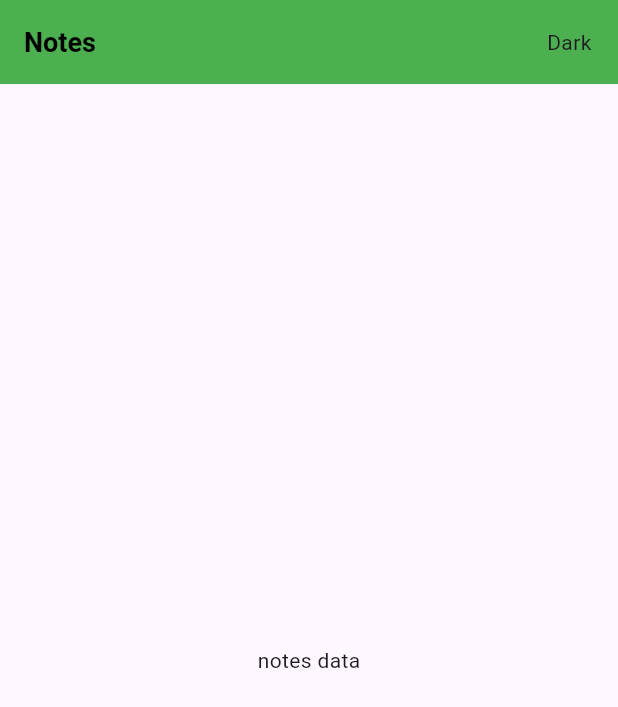
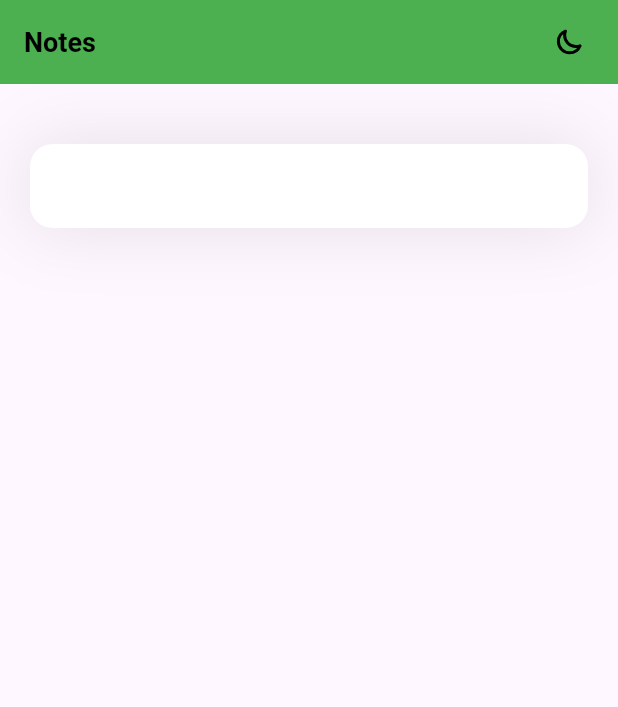
Before and after one commit to sbharth1/Notes, a Flutter app: the screen it shows after launch, on a phone screen of 412 x 824 dp. Shown: the top 707 px of the screen. Run offline on Flutter 3.47's test engine with Material 3 defaults, Android fonts, the phone set to English and light mode, and no system bars; our stand-ins replace flutter_svg.

Commit message:
add dark and light svg

```diff
--- a/lib/pages/Note.dart
+++ b/lib/pages/Note.dart
@@ -1,34 +1,86 @@
 import 'package:flutter/material.dart';
+import 'package:flutter_svg/flutter_svg.dart';
 
-class Note extends StatelessWidget {
+class Note extends StatefulWidget {
   const Note({super.key});
+
+  @override
+  _NoteState createState() => _NoteState();
+}
+
+class _NoteState extends State<Note> {
+  bool isDarkMode = false;
+
+  void toggleTheme() {
+    setState(() {
+      isDarkMode = !isDarkMode;
+    });
+    print(isDarkMode ? "light" : "dark");
+  }
 
   @override
   Widget build(BuildContext context) {
     return Scaffold(
-      appBar: AppBar(
-        title: Text("Notes",
+      appBar: appBar(),
+      body: Column(
+        children: [
+          Container(
+            margin: EdgeInsets.only(top:40,left: 20,right:20),
+            decoration: BoxDecoration(
+              boxShadow: [
+                BoxShadow(
+                  color: Color(0xff1F1617).withOpacity(0.11),
+                  blurRadius: 40,
+                )
+              ]
+            ),
+            child: TextField(
+              decoration: InputDecoration(
+                filled: true,
+                fillColor: Colors.white,
+                border: OutlineInputBorder(
+                borderRadius: BorderRadius.circular(15),
+                borderSide: BorderSide.none
+                )
+              ),
+            ),
+          )
+        ],
+      )
+    );
+  }
+
+  AppBar appBar() {
+    return AppBar(
+      title: Text(
+        "Notes",
         style: TextStyle(
           color: Colors.black,
           fontSize: 18,
-                fontWeight: FontWeight.bold)),
+          fontWeight: FontWeight.bold,
+        ),
+      ),
       backgroundColor: Colors.green,
       actions: [
         GestureDetector(
-              onTap: () {
-                print("light");
-              },
+          onTap: toggleTheme,
           child: Container(
             margin: EdgeInsets.all(15),
             width: 35,
             alignment: Alignment.center,
-                child: const Text('Dark'),
-              ))
+            child: SvgPicture.asset(
+              isDarkMode
+                  ? 'assets/icons/sun-svgrepo-com.svg'
+                  : 'assets/icons/moon-svgrepo-com.svg',
+              height: 20,
+              width: 20,
+            ),
+            decoration: BoxDecoration(
+              borderRadius: BorderRadius.circular(10),
+            ),
+          ),
+        ),
       ],
-      ),
-      body: Center(
-        child: Text("notes data"),
-      ),
     );
   }
 }
--- a/pubspec.yaml
+++ b/pubspec.yaml
@@ -34,6 +34,7 @@ dependencies:
   # The following adds the Cupertino Icons font to your application.
   # Use with the CupertinoIcons class for iOS style icons.
   cupertino_icons: ^1.0.8
+  flutter_svg: ^2.0.17
 
 dev_dependencies:
   flutter_test:
@@ -58,8 +59,8 @@ flutter:
   uses-material-design: true
 
   # To add assets to your application, add an assets section, like this:
-  # assets:
-  #   - images/a_dot_burr.jpeg
+  assets:
+      - assets/icons/
   #   - images/a_dot_ham.jpeg
 
   # An image asset can refer to one or more resolution-specific "variants", see
```
Also changed, not shown: assets/icons/add-circle-svgrepo-com.svg (added), assets/icons/moon-svgrepo-com.svg (added), assets/icons/sun-svgrepo-com.svg (added), assets/icons/three-dots-vertical-svgrepo-com.svg (added), pubspec.lock. Lines whose indentation alone changed are shown as unchanged.
